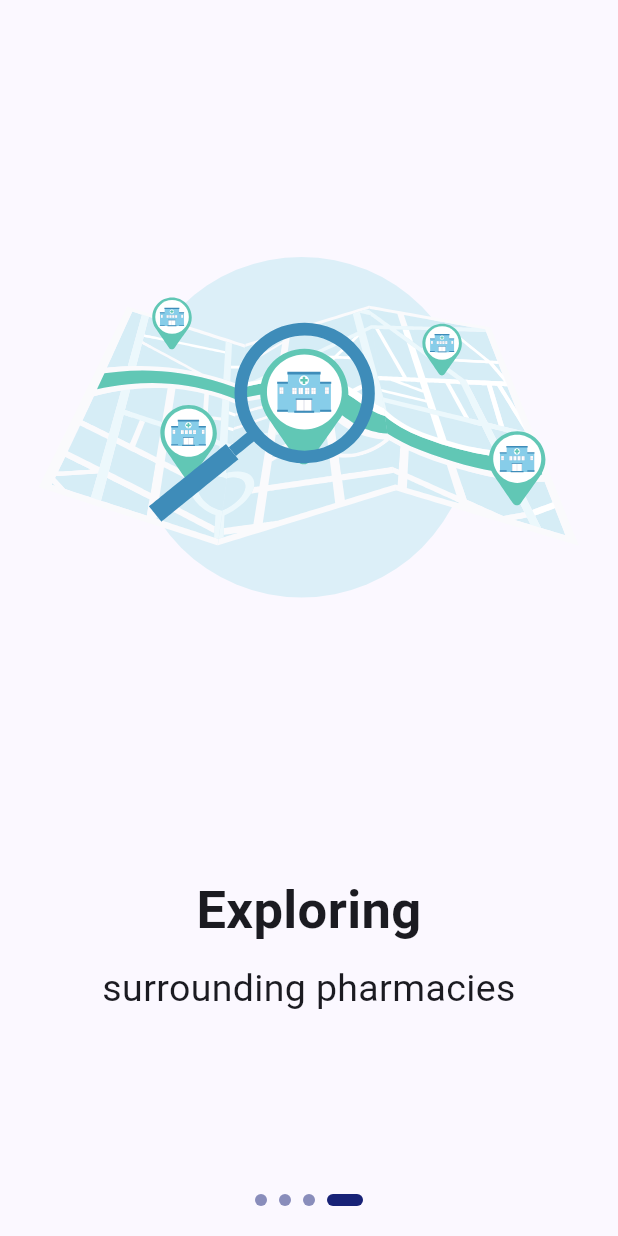
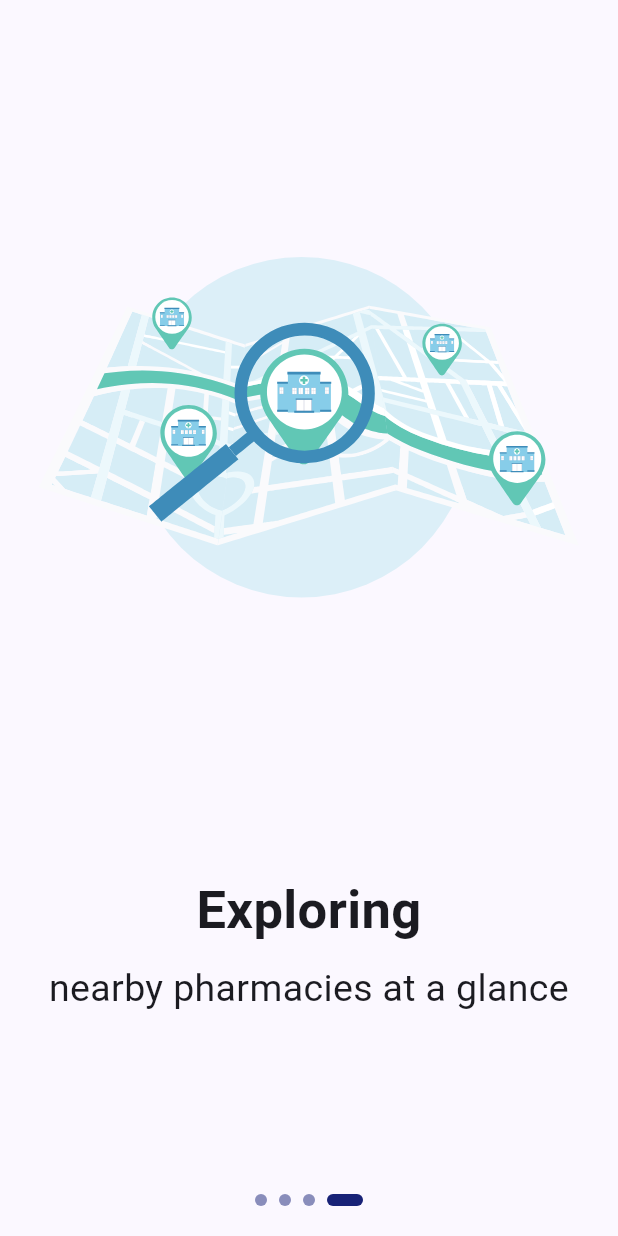
Before and after one commit to causyj/SOCDOC-Flutter, a Flutter app: the OnBoardingPage screen opened directly, swiped to page 4, on a phone screen of 412 x 824 dp. Run offline on Flutter 3.47's test engine with Material 2 defaults, Android fonts, the phone set to English and light mode, and no system bars; our stand-ins replace firebase_auth, firebase_core, flutter_rating_bar, geolocator, google_maps_flutter, google_sign_in and 3 more; accounts and stored records are empty.

Commit message:
description_info fix

```diff
--- a/lib/Pages/OnBoardingPage.dart
+++ b/lib/Pages/OnBoardingPage.dart
@@ -27,8 +27,8 @@ class _OnBoardingPageState extends State<OnBoardingPage> {
 
   final description_info = [
     "hospitals near me by distinct",
-    "from real users",
-    "surrounding pharmacies",
+    "accurate and detailed insights from users",
+    "nearby pharmacies at a glance",
   ];
 
   @override
```
